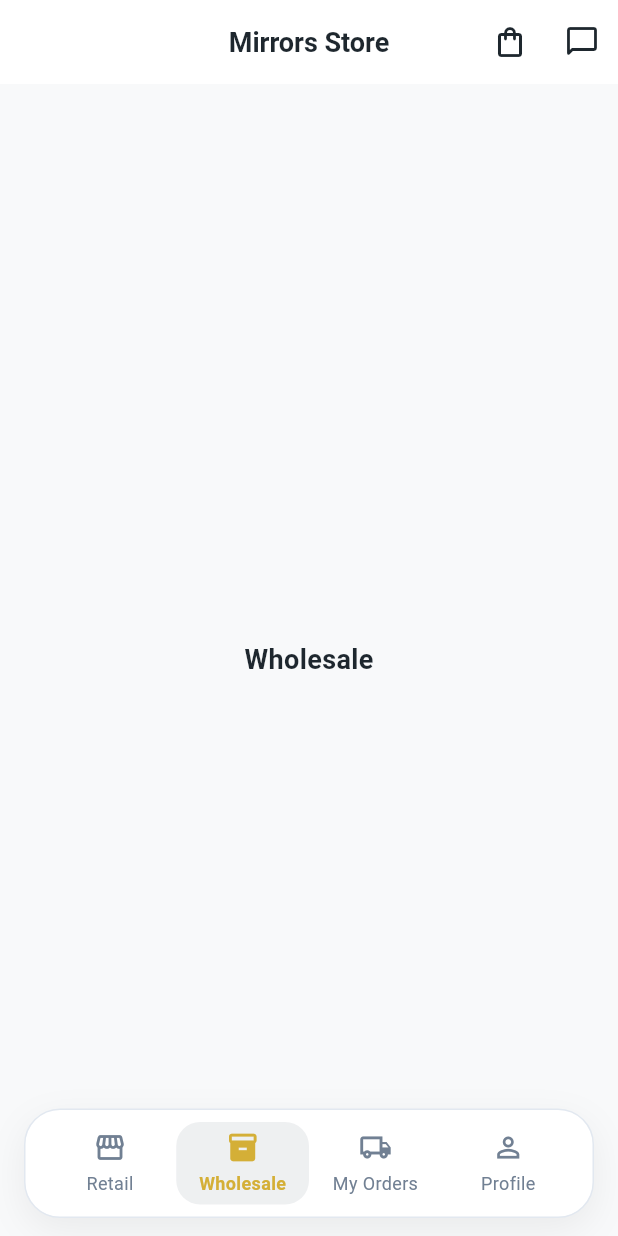
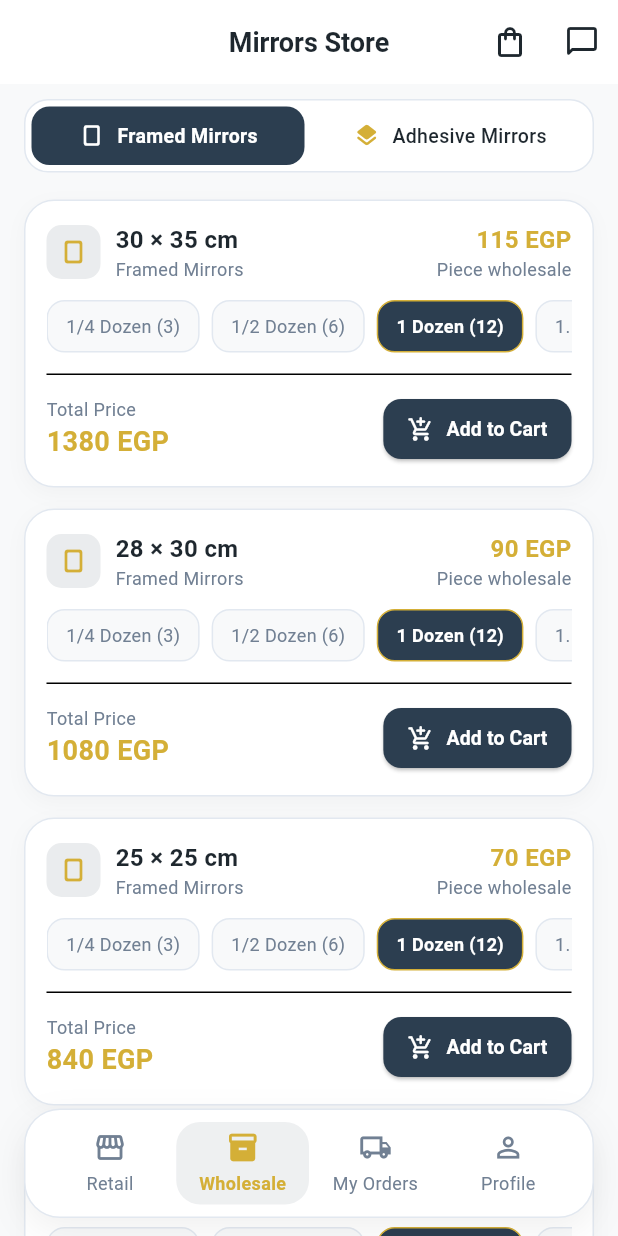
Before and after one commit to shimaakhaled1410-hue/mirrors-flutter, a Flutter app: the screen it shows after launch, item 2 of the bottom bar chosen, on a phone screen of 412 x 824 dp. Run offline on Flutter 3.47's test engine with Material 3 defaults, Android fonts, the phone set to English and light mode, and no system bars; our stand-ins replace device_preview, go_router, google_fonts; Roboto replaces fonts that are missing (Cairo).

Commit message:
feat(catalog): implement modular WholesaleView with tiered quantity selector and live price calculation

```diff
--- a/lib/data/models/mirror_ui_model.dart
+++ b/lib/data/models/mirror_ui_model.dart
@@ -36,3 +36,14 @@ const List<MirrorUiModel> kDummyMirrors = [
   MirrorUiModel(id: 'a5', dimensions: '15 × 15', category: MirrorCategory.adhesive, retailPrice: 25, wholesalePrice: 15),
   MirrorUiModel(id: 'a6', dimensions: '12 × 12', category: MirrorCategory.adhesive, retailPrice: 18, wholesalePrice: 11),
 ];
+
+enum WholesaleTier {
+  quarterDozen(3),
+  halfDozen(6),
+  oneDozen(12),
+  oneAndHalfDozen(18),
+  twoDozens(24);
+
+  final int quantity;
+  const WholesaleTier(this.quantity);
+}
--- a/lib/l10n/app_ar.arb
+++ b/lib/l10n/app_ar.arb
@@ -11,5 +11,14 @@
   "addToCart": "إضافة للسلة",
   "cm": "سم",
   "egp": "ج.م",
-  "viewInRoom": "معاينة"
+  "viewInRoom": "معاينة",
+  "selectQuantity": "اختر الكمية",
+  "quarterDozen": "ربع دستة (3)",
+  "halfDozen": "نص دستة (6)",
+  "oneDozen": "دستة (12)",
+  "oneAndHalfDozen": "دستة ونص (18)",
+  "twoDozens": "دستتين (24)",
+  "unitWholesalePrice": "سعر القطعة جملة",
+  "totalPrice": "الإجمالي",
+  "piecesCount": "قطع"
 }
--- a/lib/l10n/app_en.arb
+++ b/lib/l10n/app_en.arb
@@ -11,5 +11,14 @@
   "addToCart": "Add to Cart",
   "cm": "cm",
   "egp": "EGP",
-  "viewInRoom": "Preview"
+  "viewInRoom": "Preview",
+  "selectQuantity": "Select Quantity",
+  "quarterDozen": "1/4 Dozen (3)",
+  "halfDozen": "1/2 Dozen (6)",
+  "oneDozen": "1 Dozen (12)",
+  "oneAndHalfDozen": "1.5 Dozen (18)",
+  "twoDozens": "2 Dozens (24)",
+  "unitWholesalePrice": "Piece wholesale",
+  "totalPrice": "Total Price",
+  "piecesCount": "pieces"
 }
--- a/lib/l10n/app_localizations.dart
+++ b/lib/l10n/app_localizations.dart
@@ -169,6 +169,60 @@ abstract class AppLocalizations {
   /// In en, this message translates to:
   /// **'Preview'**
   String get viewInRoom;
+
+  /// No description provided for @selectQuantity.
+  ///
+  /// In en, this message translates to:
+  /// **'Select Quantity'**
+  String get selectQuantity;
+
+  /// No description provided for @quarterDozen.
+  ///
+  /// In en, this message translates to:
+  /// **'1/4 Dozen (3)'**
+  String get quarterDozen;
+
+  /// No description provided for @halfDozen.
+  ///
+  /// In en, this message translates to:
+  /// **'1/2 Dozen (6)'**
+  String get halfDozen;
+
+  /// No description provided for @oneDozen.
+  ///
+  /// In en, this message translates to:
+  /// **'1 Dozen (12)'**
+  String get oneDozen;
+
+  /// No description provided for @oneAndHalfDozen.
+  ///
+  /// In en, this message translates to:
+  /// **'1.5 Dozen (18)'**
+  String get oneAndHalfDozen;
+
+  /// No description provided for @twoDozens.
+  ///
+  /// In en, this message translates to:
+  /// **'2 Dozens (24)'**
+  String get twoDozens;
+
+  /// No description provided for @unitWholesalePrice.
+  ///
+  /// In en, this message translates to:
+  /// **'Piece wholesale'**
+  String get unitWholesalePrice;
+
+  /// No description provided for @totalPrice.
+  ///
+  /// In en, this message translates to:
+  /// **'Total Price'**
+  String get totalPrice;
+
+  /// No description provided for @piecesCount.
+  ///
+  /// In en, this message translates to:
+  /// **'pieces'**
+  String get piecesCount;
 }
 
 class _AppLocalizationsDelegate
--- a/lib/l10n/app_localizations_ar.dart
+++ b/lib/l10n/app_localizations_ar.dart
@@ -43,4 +43,31 @@ class AppLocalizationsAr extends AppLocalizations {
 
   @override
   String get viewInRoom => 'معاينة';
+
+  @override
+  String get selectQuantity => 'اختر الكمية';
+
+  @override
+  String get quarterDozen => 'ربع دستة (3)';
+
+  @override
+  String get halfDozen => 'نص دستة (6)';
+
+  @override
+  String get oneDozen => 'دستة (12)';
+
+  @override
+  String get oneAndHalfDozen => 'دستة ونص (18)';
+
+  @override
+  String get twoDozens => 'دستتين (24)';
+
+  @override
+  String get unitWholesalePrice => 'سعر القطعة جملة';
+
+  @override
+  String get totalPrice => 'الإجمالي';
+
+  @override
+  String get piecesCount => 'قطع';
 }
--- a/lib/l10n/app_localizations_en.dart
+++ b/lib/l10n/app_localizations_en.dart
@@ -43,4 +43,31 @@ class AppLocalizationsEn extends AppLocalizations {
 
   @override
   String get viewInRoom => 'Preview';
+
+  @override
+  String get selectQuantity => 'Select Quantity';
+
+  @override
+  String get quarterDozen => '1/4 Dozen (3)';
+
+  @override
+  String get halfDozen => '1/2 Dozen (6)';
+
+  @override
+  String get oneDozen => '1 Dozen (12)';
+
+  @override
+  String get oneAndHalfDozen => '1.5 Dozen (18)';
+
+  @override
+  String get twoDozens => '2 Dozens (24)';
+
+  @override
+  String get unitWholesalePrice => 'Piece wholesale';
+
+  @override
+  String get totalPrice => 'Total Price';
+
+  @override
+  String get piecesCount => 'pieces';
 }
--- /dev/null
+++ b/lib/presentation/catalog/widgets/wholesale_product_card.dart
@@ -0,0 +1,162 @@
+import 'package:flutter/material.dart';
+import 'package:mirrors_app/l10n/app_localizations.dart';
+import '../../../../../core/utils/app_colors.dart';
+import '../../../../../core/utils/app_styles.dart';
+import '../../../data/models/mirror_ui_model.dart';
+import 'wholesale_tier_selector.dart';
+
+class WholesaleProductCard extends StatefulWidget {
+  final MirrorUiModel mirror;
+  final Function(WholesaleTier tier, double totalPrice) onAddToCart;
+
+  const WholesaleProductCard({
+    super.key,
+    required this.mirror,
+    required this.onAddToCart,
+  });
+
+  @override
+  State<WholesaleProductCard> createState() => _WholesaleProductCardState();
+}
+
+class _WholesaleProductCardState extends State<WholesaleProductCard> {
+  WholesaleTier _selectedTier = WholesaleTier.oneDozen;
+
+  double get _totalPrice =>
+      widget.mirror.wholesalePrice * _selectedTier.quantity;
+
+  @override
+  Widget build(BuildContext context) {
+    final l10n = AppLocalizations.of(context)!;
+    final isDark = Theme.of(context).brightness == Brightness.dark;
+
+    return Container(
+      margin: const EdgeInsets.only(bottom: 14),
+      padding: const EdgeInsets.all(14),
+      decoration: BoxDecoration(
+        color: isDark ? AppColors.darkSurface : AppColors.lightSurface,
+        borderRadius: BorderRadius.circular(20),
+        border: Border.all(
+          color: isDark ? AppColors.darkBorder : AppColors.lightBorder,
+        ),
+        boxShadow: [
+          BoxShadow(
+            color: Colors.black.withValues(alpha: isDark ? 0.2 : 0.03),
+            blurRadius: 10,
+            offset: const Offset(0, 4),
+          ),
+        ],
+      ),
+      child: Column(
+        crossAxisAlignment: CrossAxisAlignment.start,
+        children: [
+          // Top Row: Dimensions & Base wholesale piece price
+          Row(
+            mainAxisAlignment: MainAxisAlignment.spaceBetween,
+            children: [
+              Row(
+                children: [
+                  Container(
+                    padding: const EdgeInsets.all(8),
+                    decoration: BoxDecoration(
+                      color: AppColors.primary.withValues(alpha: 0.1),
+                      borderRadius: BorderRadius.circular(10),
+                    ),
+                    child: Icon(
+                      widget.mirror.category == MirrorCategory.framed
+                          ? Icons.crop_portrait_rounded
+                          : Icons.layers_rounded,
+                      color: AppColors.accent,
+                      size: 20,
+                    ),
+                  ),
+                  const SizedBox(width: 10),
+                  Column(
+                    crossAxisAlignment: CrossAxisAlignment.start,
+                    children: [
+                      Text(
+                        '${widget.mirror.dimensions} ${l10n.cm}',
+                        style: AppStyles.semiBold16(context),
+                      ),
+                      Text(
+                        widget.mirror.category == MirrorCategory.framed
+                            ? l10n.framedMirrors
+                            : l10n.adhesiveMirrors,
+                        style: AppStyles.regular12(context),
+                      ),
+                    ],
+                  ),
+                ],
+              ),
+              Column(
+                crossAxisAlignment: CrossAxisAlignment.end,
+                children: [
+                  Text(
+                    '${widget.mirror.wholesalePrice.toInt()} ${l10n.egp}',
+                    style: AppStyles.bold16Accent,
+                  ),
+                  Text(
+                    l10n.unitWholesalePrice,
+                    style: AppStyles.regular12(context),
+                  ),
+                ],
+              ),
+            ],
+          ),
+          const SizedBox(height: 12),
+          // Middle: Tier Selector
+          WholesaleTierSelector(
+            selectedTier: _selectedTier,
+            onTierSelected: (tier) {
+              setState(() {
+                _selectedTier = tier;
+              });
+            },
+          ),
+          const SizedBox(height: 14),
+          const Divider(height: 1),
+          const SizedBox(height: 12),
+          // Bottom Row: Total Calculations & Add to Cart button
+          Row(
+            mainAxisAlignment: MainAxisAlignment.spaceBetween,
+            children: [
+              Column(
+                crossAxisAlignment: CrossAxisAlignment.start,
+                children: [
+                  Text(l10n.totalPrice, style: AppStyles.regular12(context)),
+                  Text(
+                    '${_totalPrice.toInt()} ${l10n.egp}',
+                    style: AppStyles.bold18(
+                      context,
+                    ).copyWith(color: AppColors.accent),
+                  ),
+                ],
+              ),
+              ElevatedButton.icon(
+                style: ElevatedButton.styleFrom(
+                  backgroundColor: AppColors.primary,
+                  foregroundColor: Colors.white,
+                  padding: const EdgeInsets.symmetric(
+                    horizontal: 16,
+                    vertical: 10,
+                  ),
+                  shape: RoundedRectangleBorder(
+                    borderRadius: BorderRadius.circular(12),
+                  ),
+                ),
+                icon: const Icon(Icons.add_shopping_cart_rounded, size: 18),
+                label: Text(
+                  l10n.addToCart,
+                  style: AppStyles.semiBold16(
+                    context,
+                  ).copyWith(color: Colors.white, fontSize: 13),
+                ),
+                onPressed: () => widget.onAddToCart(_selectedTier, _totalPrice),
+              ),
+            ],
+          ),
+        ],
+      ),
+    );
+  }
+}
--- /dev/null
+++ b/lib/presentation/catalog/widgets/wholesale_tier_selector.dart
@@ -0,0 +1,78 @@
+import 'package:flutter/material.dart';
+import 'package:mirrors_app/l10n/app_localizations.dart';
+import '../../../../../core/utils/app_colors.dart';
+import '../../../../../core/utils/app_styles.dart';
+import '../../../data/models/mirror_ui_model.dart';
+
+class WholesaleTierSelector extends StatelessWidget {
+  final WholesaleTier selectedTier;
+  final ValueChanged<WholesaleTier> onTierSelected;
+
+  const WholesaleTierSelector({
+    super.key,
+    required this.selectedTier,
+    required this.onTierSelected,
+  });
+
+  String _getTierLabel(BuildContext context, WholesaleTier tier) {
+    final l10n = AppLocalizations.of(context)!;
+    switch (tier) {
+      case WholesaleTier.quarterDozen:
+        return l10n.quarterDozen;
+      case WholesaleTier.halfDozen:
+        return l10n.halfDozen;
+      case WholesaleTier.oneDozen:
+        return l10n.oneDozen;
+      case WholesaleTier.oneAndHalfDozen:
+        return l10n.oneAndHalfDozen;
+      case WholesaleTier.twoDozens:
+        return l10n.twoDozens;
+    }
+  }
+
+  @override
+  Widget build(BuildContext context) {
+    final isDark = Theme.of(context).brightness == Brightness.dark;
+
+    return SingleChildScrollView(
+      scrollDirection: Axis.horizontal,
+      physics: const BouncingScrollPhysics(),
+      child: Row(
+        children: WholesaleTier.values.map((tier) {
+          final isSelected = selectedTier == tier;
+          return Padding(
+            padding: const EdgeInsets.only(right: 8),
+            child: InkWell(
+              borderRadius: BorderRadius.circular(12),
+              onTap: () => onTierSelected(tier),
+              child: AnimatedContainer(
+                duration: const Duration(milliseconds: 200),
+                padding: const EdgeInsets.symmetric(horizontal: 12, vertical: 8),
+                decoration: BoxDecoration(
+                  color: isSelected
+                      ? AppColors.primary
+                      : (isDark ? AppColors.darkBackground : AppColors.lightBackground),
+                  borderRadius: BorderRadius.circular(12),
+                  border: Border.all(
+                    color: isSelected
+                        ? AppColors.accent
+                        : (isDark ? AppColors.darkBorder : AppColors.lightBorder),
+                  ),
+                ),
+                child: Text(
+                  _getTierLabel(context, tier),
+                  style: isSelected
+                      ? AppStyles.semiBold16(context).copyWith(
+                          fontSize: 12,
+                          color: Colors.white,
+                        )
+                      : AppStyles.regular12(context),
+                ),
+              ),
+            ),
+          );
+        }).toList(),
+      ),
+    );
+  }
+}
--- a/lib/presentation/screens/wholesale_view.dart
+++ b/lib/presentation/screens/wholesale_view.dart
@@ -1,17 +1,59 @@
 import 'package:flutter/material.dart';
 import 'package:mirrors_app/l10n/app_localizations.dart';
-import '../../../../core/utils/app_styles.dart';
+import '../../data/models/mirror_ui_model.dart';
+import '../catalog/widgets/category_toggle_filter.dart';
+import '../catalog/widgets/wholesale_product_card.dart';
 
-class WholesaleView extends StatelessWidget {
+class WholesaleView extends StatefulWidget {
   const WholesaleView({super.key});
 
   @override
+  State<WholesaleView> createState() => _WholesaleViewState();
+}
+
+class _WholesaleViewState extends State<WholesaleView> {
+  MirrorCategory _selectedCategory = MirrorCategory.framed;
+
+  @override
   Widget build(BuildContext context) {
-    return Center(
-      child: Text(
-        AppLocalizations.of(context)!.wholesaleTab,
-        style: AppStyles.bold18(context),
-      ),
+    final l10n = AppLocalizations.of(context)!;
+    final filteredMirrors = kDummyMirrors
+        .where((mirror) => mirror.category == _selectedCategory)
+        .toList();
+
+    return Column(
+      children: [
+        CategoryToggleFilter(
+          selectedCategory: _selectedCategory,
+          onCategoryChanged: (category) {
+            setState(() {
+              _selectedCategory = category;
+            });
+          },
+          framedLabel: l10n.framedMirrors,
+          adhesiveLabel: l10n.adhesiveMirrors,
+        ),
+        Expanded(
+          child: ListView.builder(
+            padding: const EdgeInsets.only(
+              left: 16,
+              right: 16,
+              top: 8,
+              bottom: 100, // padding to float above bottom navigation bar
+            ),
+            itemCount: filteredMirrors.length,
+            itemBuilder: (context, index) {
+              final mirror = filteredMirrors[index];
+              return WholesaleProductCard(
+                mirror: mirror,
+                onAddToCart: (tier, totalPrice) {
+                  // TODO: Add wholesale batch to cart
+                },
+              );
+            },
+          ),
+        ),
+      ],
     );
   }
 }
```
